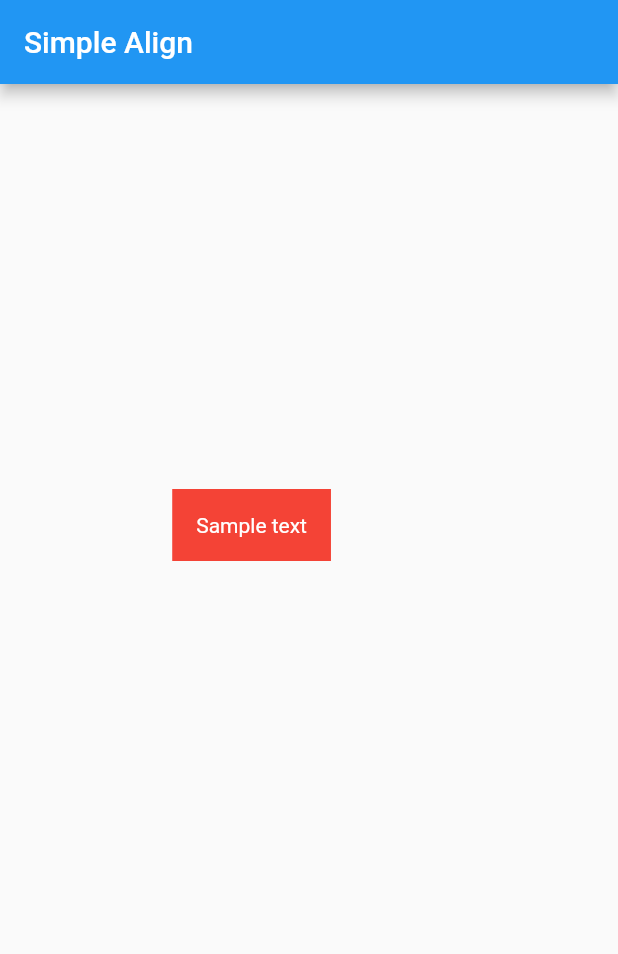
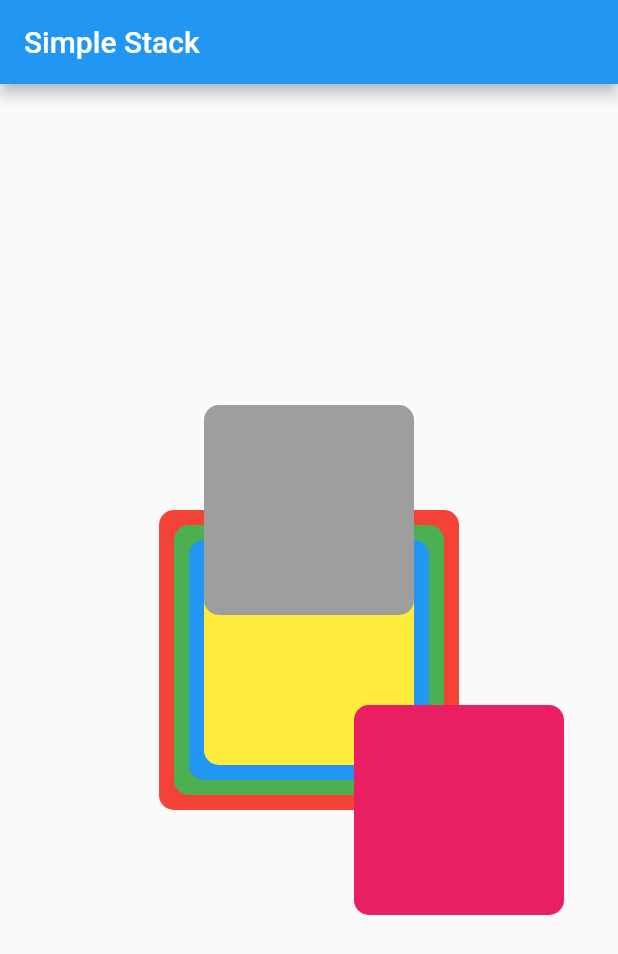
Before and after one commit to rockar06/Flutter-Basics, a Flutter app: the screen it shows after launch, on a phone screen of 412 x 824 dp. Shown: the top 954 px of the screen. Run offline on Flutter 3.47's test engine with Material 2 defaults, Android fonts, the phone set to English and light mode, and no system bars.

Commit message:
Add example of Stack usage

```diff
--- a/lib/common/constants.dart
+++ b/lib/common/constants.dart
@@ -8,4 +8,7 @@ const spacing10 = 10.0;
 const spacing12 = 12.0;
 const spacing16 = 16.0;
 
+const container140Size = 140.0;
+const container160Size = 160.0;
+const container180Size = 180.0;
 const containerSize = 200.0;
--- a/lib/main.dart
+++ b/lib/main.dart
@@ -1,5 +1,5 @@
 import 'package:flutter/material.dart';
-import 'package:fluttercourse/widgets/align/simple_align.dart';
+import 'package:fluttercourse/widgets/stack/simple_stack.dart';
 
 void main() {
   runApp(MyApp());
@@ -16,7 +16,7 @@ class MyApp extends StatelessWidget {
         visualDensity: VisualDensity.adaptivePlatformDensity,
       ),
       //home: MyHomePage(title: 'Flutter Demo Home Page'),
-      home: SimpleAlign(),
+      home: SimpleStack(),
     );
   }
 }
--- /dev/null
+++ b/lib/widgets/stack/simple_stack.dart
@@ -0,0 +1,71 @@
+import 'package:flutter/material.dart';
+import 'package:fluttercourse/common/constants.dart';
+import 'package:fluttercourse/common/custom_scaffold.dart';
+
+class SimpleStack extends StatelessWidget {
+  @override
+  Widget build(BuildContext context) {
+    return CustomScaffold(
+      title: "Simple Stack",
+      body: Center(
+        child: Stack(
+          alignment: Alignment.center,
+          children: [
+            _getRedBox(),
+            _getGreenBox(),
+            _getBlueBox(),
+            _getYellowBox(),
+            Positioned(
+              bottom: -70,
+              right: -70,
+              child: _getPinkBox(),
+            ),
+            Positioned(
+              top: -70,
+              child: _getGreyBox(),
+            )
+          ],
+          overflow: Overflow.visible,
+        ),
+      ),
+    );
+  }
+
+  Widget _getRedBox() {
+    return _getBaseContainer(containerSize, Colors.red);
+  }
+
+  Widget _getGreenBox() {
+    return _getBaseContainer(container180Size, Colors.green);
+  }
+
+  Widget _getBlueBox() {
+    return _getBaseContainer(container160Size, Colors.blue);
+  }
+
+  Widget _getYellowBox() {
+    return _getBaseContainer(container140Size, Colors.yellow);
+  }
+
+  Widget _getPinkBox() {
+    return _getBaseContainer(container140Size, Colors.pink);
+  }
+
+  Widget _getGreyBox() {
+    return _getBaseContainer(container140Size, Colors.grey);
+  }
+
+  Widget _getBaseContainer(double size, Color boxColor) {
+    return Container(
+      width: size,
+      height: size,
+      decoration: _getRoundedDecorationWithColor(boxColor),
+    );
+  }
+
+  BoxDecoration _getRoundedDecorationWithColor(Color decorationColor) {
+    return BoxDecoration(
+        color: decorationColor,
+        borderRadius: BorderRadius.all(Radius.circular(spacing10)));
+  }
+}
```
